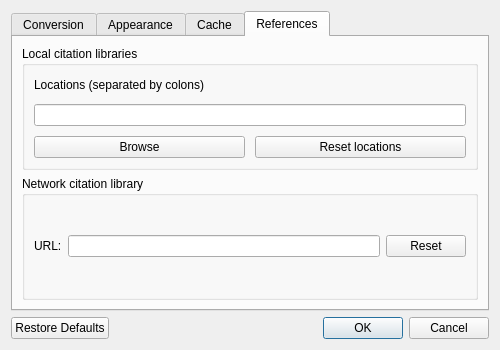
This is version2/gui/ui/preferences.ui in ietf-tools/vocabulary_design_team_2013_2017 as Qt 5 draws it before an edit. The edited form follows.
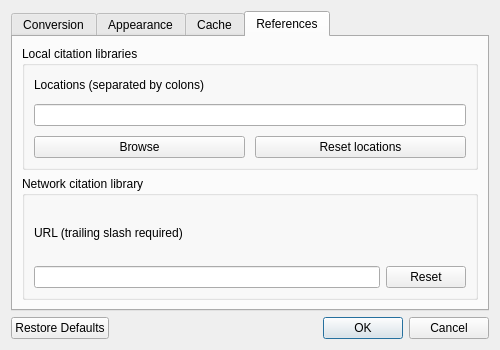
This is the edited form.

Patch:
```diff
--- a/version2/gui/ui/preferences.ui
+++ b/version2/gui/ui/preferences.ui
@@ -366,27 +366,27 @@
           <string>Network citation library</string>
          </property>
          <layout class="QGridLayout" name="gridLayout_2">
-          <item row="0" column="0">
-           <widget class="QLabel" name="label_3">
-            <property name="text">
-             <string>URL:</string>
-            </property>
-           </widget>
-          </item>
-          <item row="0" column="1">
+          <item row="1" column="1">
            <widget class="QLineEdit" name="networkLibrary">
             <property name="text">
              <string/>
             </property>
            </widget>
           </item>
-          <item row="0" column="2">
+          <item row="1" column="2">
            <widget class="QPushButton" name="networkLibraryResetButton">
             <property name="text">
              <string>Reset</string>
             </property>
            </widget>
           </item>
+          <item row="0" column="1">
+           <widget class="QLabel" name="label_3">
+            <property name="text">
+             <string>URL (trailing slash required)</string>
+            </property>
+           </widget>
+          </item>
          </layout>
         </widget>
        </item>
```
